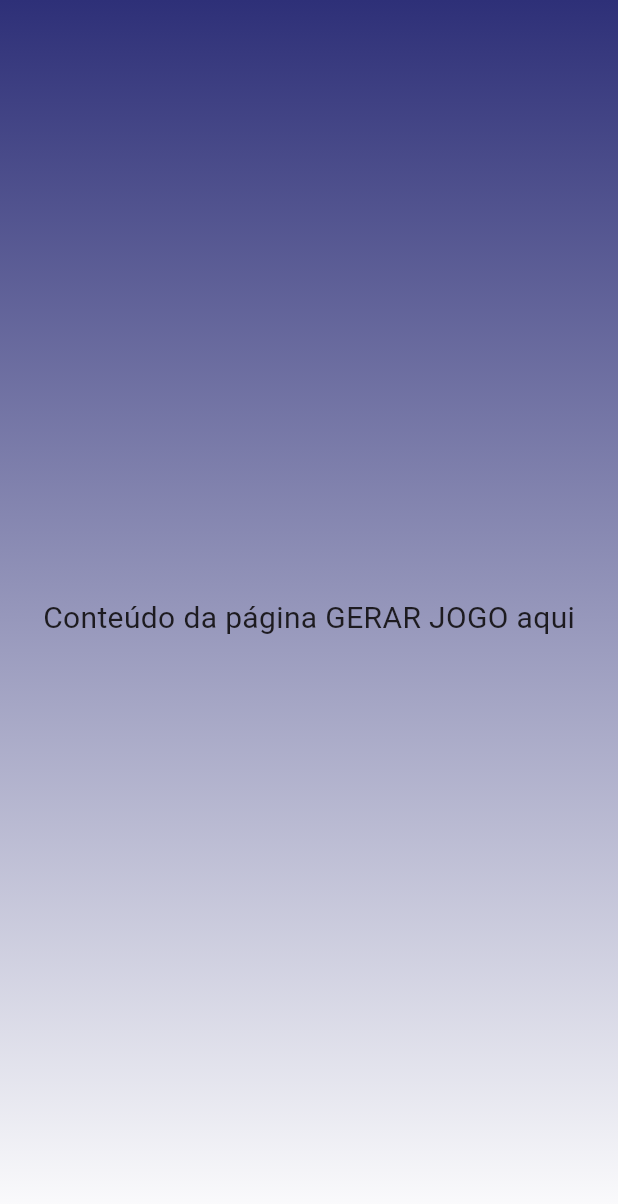
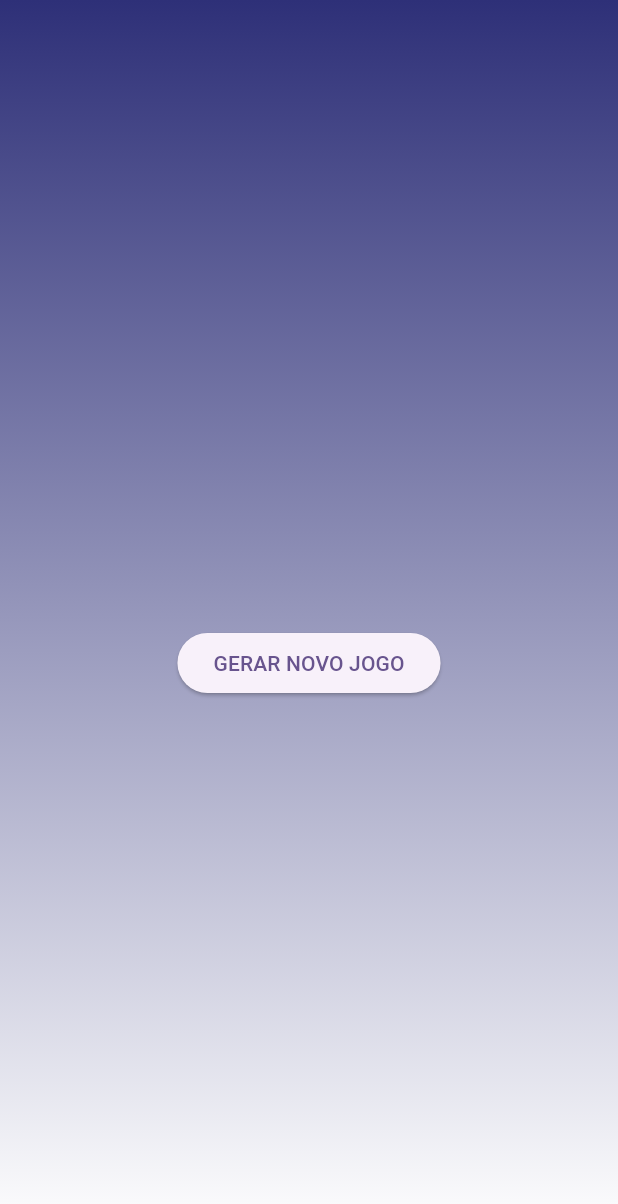
Before and after one commit to GuilhermeSilvestre/Flutter-Milion-ria, a Flutter app: the GerarJogo screen opened directly, on a phone screen of 412 x 824 dp. Shown: the top 1204 px of the screen. Run offline on Flutter 3.47's test engine with Material 3 defaults, Android fonts, the light colour scheme and no system bars.

Commit message:
Adicionando pagina - Gerar novo jogo

```diff
--- a/lib/homepage.dart
+++ b/lib/homepage.dart
@@ -60,7 +60,7 @@ class _HomepageState extends State<Homepage> {
 
   final List<Widget> _pages = [
     const Resultados(),
-    const GerarJogo(),
+    GerarJogo(),
     const RegistrarJogo(),
     const Perfil(),
   ];
--- a/lib/pages/gerarJogo.dart
+++ b/lib/pages/gerarJogo.dart
@@ -1,13 +1,40 @@
 import 'package:flutter/material.dart';
+import 'dart:math';
 
 class GerarJogo extends StatefulWidget {
-  const GerarJogo({Key? key}) : super(key: key);
-
   @override
-  State<GerarJogo> createState() => _GerarJogoState();
+  _GerarJogoState createState() => _GerarJogoState();
 }
 
 class _GerarJogoState extends State<GerarJogo> {
+  List<String> numerosAleatoriosDoisDigitos = [];
+  List<String> numerosTrevosDoisDigitos = [];
+
+  void gerarNumeros() {
+    final random = Random();
+    var numerosAleatorios = <int>{};
+    var numerosTrevos = <int>{};
+
+    // Gerar 6 números aleatórios de 1 a 50
+    while (numerosAleatorios.length < 6) {
+      numerosAleatorios.add(random.nextInt(50) + 1);
+    }
+
+    // Gerar 2 números aleatórios de 1 a 6
+    while (numerosTrevos.length < 2) {
+      numerosTrevos.add(random.nextInt(6) + 1);
+    }
+
+    // Convertendo para listas com dois dígitos
+    numerosAleatoriosDoisDigitos = numerosAleatorios
+        .map((numero) => numero.toString().padLeft(2, '0'))
+        .toList();
+
+    numerosTrevosDoisDigitos = numerosTrevos
+        .map((numero) => numero.toString().padLeft(2, '0'))
+        .toList();
+  }
+
   @override
   Widget build(BuildContext context) {
     return Scaffold(
@@ -19,13 +46,75 @@ class _GerarJogoState extends State<GerarJogo> {
             colors: [Color(0xFF2E3078), Colors.white],
           ),
         ),
-        child: const Center(
-          child: Text(
-            'Conteúdo da página GERAR JOGO aqui',
-            style: TextStyle(fontSize: 20),
+        child: Center(
+          child: Column(
+            mainAxisAlignment: MainAxisAlignment.center,
+            children: [
+              const SizedBox(height: 20),
+              Row(
+                mainAxisAlignment: MainAxisAlignment.center,
+                children: [
+                  for (var numero in numerosAleatoriosDoisDigitos)
+                    Container(
+                      margin: const EdgeInsets.all(8),
+                      padding: const EdgeInsets.all(8),
+                      decoration: const BoxDecoration(
+                        shape: BoxShape.circle,
+                        color: Colors.blue,
+                      ),
+                      child: Text(
+                        numero,
+                        style: const TextStyle(
+                          color: Colors.white,
+                          fontSize: 18,
+                          fontWeight: FontWeight.bold,
+                        ),
+                      ),
+                    ),
+                ],
+              ),
+              const SizedBox(height: 20),
+              Row(
+                mainAxisAlignment: MainAxisAlignment.center,
+                children: [
+                  for (var numero in numerosTrevosDoisDigitos)
+                    Container(
+                      margin: const EdgeInsets.all(8),
+                      padding: const EdgeInsets.all(8),
+                      decoration: const BoxDecoration(
+                        shape: BoxShape.circle,
+                        color: Colors.green,
+                      ),
+                      child: Text(
+                        numero,
+                        style: const TextStyle(
+                          color: Colors.white,
+                          fontSize: 18,
+                          fontWeight: FontWeight.bold,
+                        ),
+                      ),
+                    ),
+                ],
+              ),
+              const SizedBox(height: 20),
+              ElevatedButton(
+                onPressed: () {
+                  setState(() {
+                    gerarNumeros();
+                  });
+                },
+                child: const Text('GERAR NOVO JOGO'),
+              ),
+            ],
           ),
         ),
       ),
     );
   }
 }
+
+void main() {
+  runApp(MaterialApp(
+    home: GerarJogo(),
+  ));
+}
```
